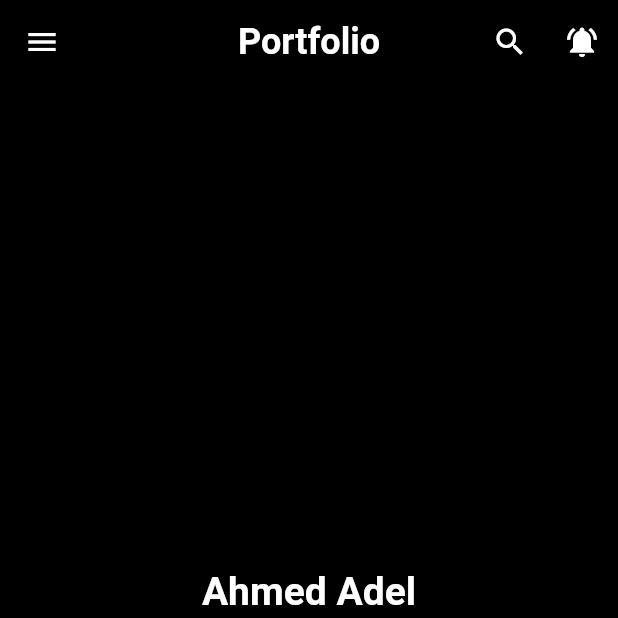
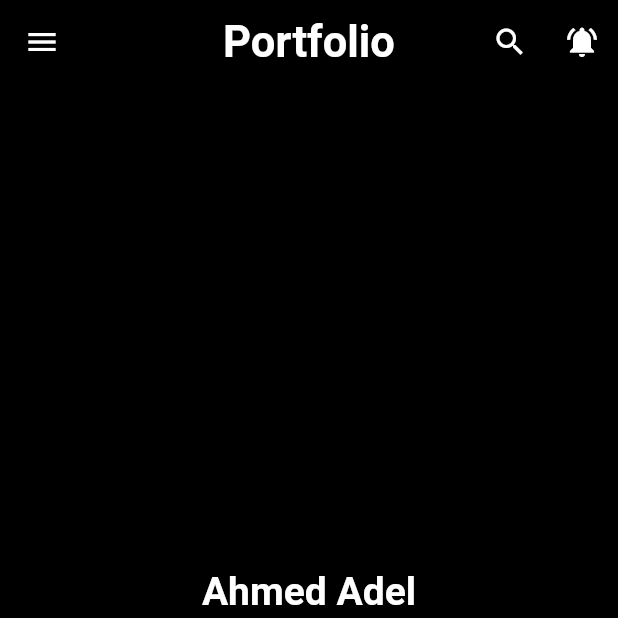
Before and after one commit to mrrobot5-a/Simple-screen-using-Flutter, a Flutter app: the screen it shows after launch, on a phone screen of 412 x 824 dp, the top half of it. Run offline on Flutter 3.47's test engine with Material 2 defaults, Android fonts, the phone set to English and light mode, and no system bars.

Commit message:
second commit

```diff
--- a/lib/main.dart
+++ b/lib/main.dart
@@ -20,7 +20,8 @@ class MyApp extends StatelessWidget {
             "Portfolio",
             style: TextStyle(
               fontWeight: FontWeight.bold,
-              fontSize: 24,
+              //i made this font size 29
+              fontSize: 29,
             ),
           ),
           leading: const Icon(
```
